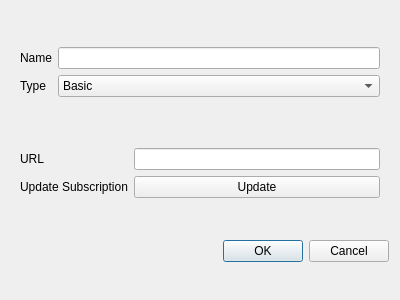
Before: the Qt Designer form ui/edit/dialog_edit_group.ui in MatsuriDayo/nekoray, drawn with Qt 5.
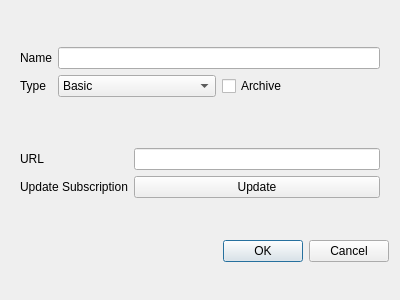
After: the same form once the commit is applied. Custom widgets are drawn as their Qt base class.

Patch:
```diff
--- a/ui/edit/dialog_edit_group.ui
+++ b/ui/edit/dialog_edit_group.ui
@@ -41,6 +41,8 @@
        <widget class="QLineEdit" name="name"/>
       </item>
       <item row="1" column="1">
+       <layout class="QHBoxLayout" name="horizontalLayout">
+        <item>
        <widget class="QComboBox" name="type">
         <item>
          <property name="text">
@@ -53,6 +55,15 @@
          </property>
         </item>
        </widget>
+        </item>
+        <item>
+         <widget class="QCheckBox" name="archive">
+          <property name="text">
+           <string>Archive</string>
+          </property>
+         </widget>
+        </item>
+       </layout>
       </item>
      </layout>
     </widget>
```
Left out of the diff: 6 changed lines with no effect on the pictures. Lines whose indentation alone changed are shown as unchanged.
